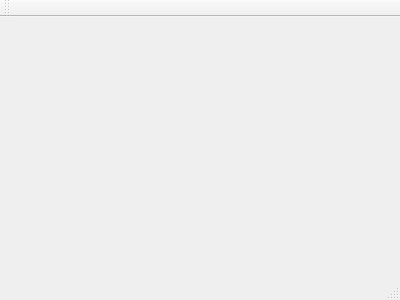
Old version of the form QtSLiM/QtSLiMWindow.ui in the repository MesserLab/SLiM.
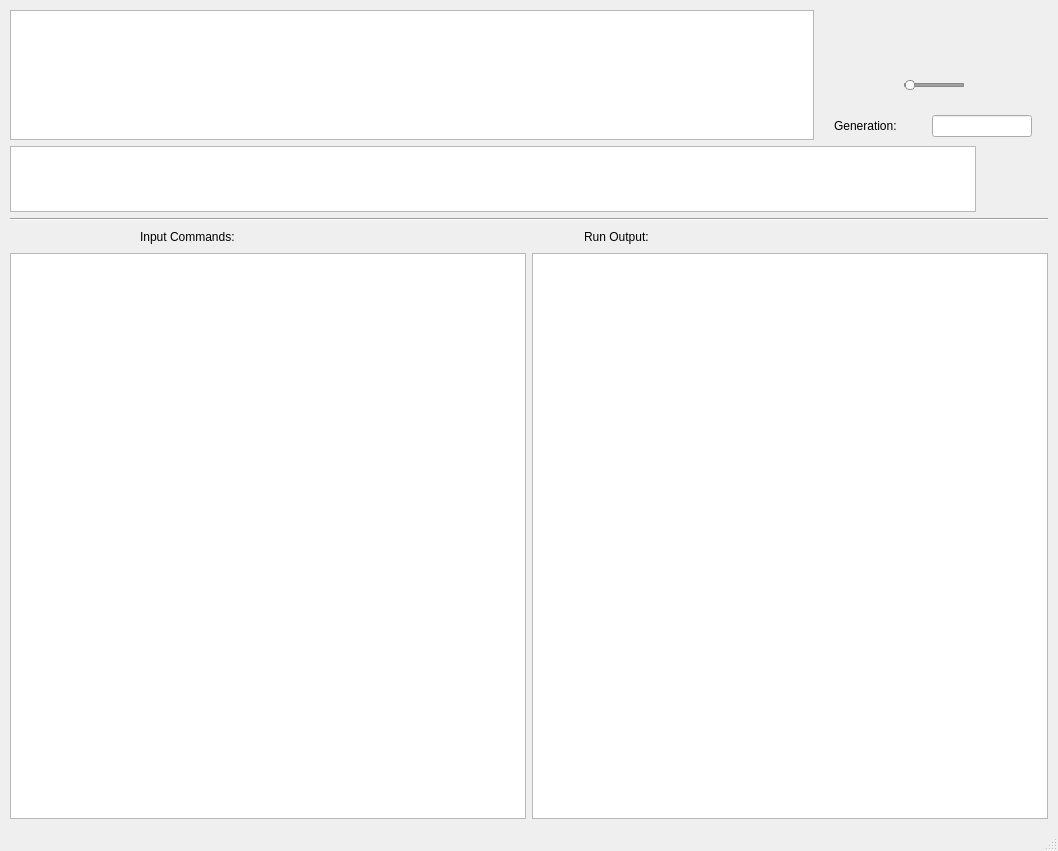
New version of the form. Icons and pictures are not drawn.

Patch:
```diff
--- a/QtSLiM/QtSLiMWindow.ui
+++ b/QtSLiM/QtSLiMWindow.ui
@@ -1,24 +1,741 @@
 <ui version="4.0">
  <class>QtSLiMWindow</class>
- <widget class="QMainWindow" name="QtSLiMWindow" >
-  <property name="geometry" >
+ <widget class="QMainWindow" name="QtSLiMWindow">
+  <property name="geometry">
    <rect>
     <x>0</x>
     <y>0</y>
-    <width>400</width>
-    <height>300</height>
+    <width>1058</width>
+    <height>851</height>
    </rect>
   </property>
   <property name="windowTitle" >
    <string>QtSLiMWindow</string>
   </property>
-  <widget class="QMenuBar" name="menuBar" />
-  <widget class="QToolBar" name="mainToolBar" />
-  <widget class="QWidget" name="centralWidget" />
-  <widget class="QStatusBar" name="statusBar" />
+  <widget class="QWidget" name="centralWidget">
+   <layout class="QVBoxLayout" name="verticalLayout">
+    <property name="leftMargin">
+     <number>10</number>
+    </property>
+    <property name="topMargin">
+     <number>10</number>
+    </property>
+    <property name="rightMargin">
+     <number>10</number>
+    </property>
+    <property name="bottomMargin">
+     <number>10</number>
+    </property>
+    <item>
+     <layout class="QHBoxLayout" name="horizontalLayout">
+      <item>
+       <widget class="QTableView" name="tableView">
+        <property name="maximumSize">
+         <size>
+          <width>16777215</width>
+          <height>130</height>
+         </size>
+        </property>
+       </widget>
+      </item>
+      <item>
+       <layout class="QVBoxLayout" name="verticalLayout_2">
+        <item>
+         <layout class="QHBoxLayout" name="horizontalLayout_3">
+          <property name="sizeConstraint">
+           <enum>QLayout::SetDefaultConstraint</enum>
+          </property>
+          <item>
+           <widget class="QPushButton" name="pushButton_3">
+            <property name="minimumSize">
+             <size>
+              <width>60</width>
+              <height>60</height>
+             </size>
+            </property>
+            <property name="maximumSize">
+             <size>
+              <width>60</width>
+              <height>60</height>
+             </size>
+            </property>
+            <property name="icon">
+             <iconset resource="buttons.qrc">
+              <normaloff>:/buttons/play_step.png</normaloff>:/buttons/play_step.png</iconset>
+            </property>
+            <property name="iconSize">
+             <size>
+              <width>60</width>
+              <height>60</height>
+             </size>
+            </property>
+            <property name="flat">
+             <bool>true</bool>
+            </property>
+           </widget>
+          </item>
+          <item>
+           <widget class="QPushButton" name="pushButton_2">
+            <property name="minimumSize">
+             <size>
+              <width>60</width>
+              <height>60</height>
+             </size>
+            </property>
+            <property name="maximumSize">
+             <size>
+              <width>60</width>
+              <height>60</height>
+             </size>
+            </property>
+            <property name="icon">
+             <iconset resource="buttons.qrc">
+              <normaloff>:/buttons/play.png</normaloff>:/buttons/play.png</iconset>
+            </property>
+            <property name="iconSize">
+             <size>
+              <width>60</width>
+              <height>60</height>
+             </size>
+            </property>
+            <property name="flat">
+             <bool>true</bool>
+            </property>
+           </widget>
+          </item>
+          <item>
+           <widget class="QPushButton" name="pushButton_4">
+            <property name="minimumSize">
+             <size>
+              <width>30</width>
+              <height>30</height>
+             </size>
+            </property>
+            <property name="maximumSize">
+             <size>
+              <width>30</width>
+              <height>30</height>
+             </size>
+            </property>
+            <property name="icon">
+             <iconset resource="buttons.qrc">
+              <normaloff>:/buttons/profile.png</normaloff>:/buttons/profile.png</iconset>
+            </property>
+            <property name="iconSize">
+             <size>
+              <width>30</width>
+              <height>30</height>
+             </size>
+            </property>
+            <property name="flat">
+             <bool>true</bool>
+            </property>
+           </widget>
+          </item>
+          <item>
+           <widget class="QPushButton" name="pushButton">
+            <property name="minimumSize">
+             <size>
+              <width>60</width>
+              <height>60</height>
+             </size>
+            </property>
+            <property name="maximumSize">
+             <size>
+              <width>60</width>
+              <height>60</height>
+             </size>
+            </property>
+            <property name="icon">
+             <iconset resource="buttons.qrc">
+              <normaloff>:/buttons/recycle.png</normaloff>:/buttons/recycle.png</iconset>
+            </property>
+            <property name="iconSize">
+             <size>
+              <width>60</width>
+              <height>60</height>
+             </size>
+            </property>
+            <property name="flat">
+             <bool>true</bool>
+            </property>
+           </widget>
+          </item>
+         </layout>
+        </item>
+        <item alignment="Qt::AlignHCenter">
+         <widget class="QSlider" name="horizontalSlider">
+          <property name="maximumSize">
+           <size>
+            <width>60</width>
+            <height>16777215</height>
+           </size>
+          </property>
+          <property name="styleSheet">
+           <string notr="true">QSlider::groove:horizontal {
+    border: 1px solid #888888;
+    border-radius: 1px;
+    height: 2px; /* the groove expands to the size of the slider by default. by giving it a height, it has a fixed size */
+    background: #a0a0a0;
+    margin: 2px 0;
+}
+
+QSlider::handle:horizontal {
+    background: #ffffff;
+    border: 1px solid #909090;
+    width: 8px;
+    margin: -4px 0;
+    border-radius: 4px;
+}
+</string>
+          </property>
+          <property name="orientation">
+           <enum>Qt::Horizontal</enum>
+          </property>
+          <property name="invertedAppearance">
+           <bool>false</bool>
+          </property>
+         </widget>
+        </item>
+        <item>
+         <spacer name="verticalSpacer_2">
+          <property name="orientation">
+           <enum>Qt::Vertical</enum>
+          </property>
+          <property name="sizeType">
+           <enum>QSizePolicy::Fixed</enum>
+          </property>
+          <property name="sizeHint" stdset="0">
+           <size>
+            <width>20</width>
+            <height>15</height>
+           </size>
+          </property>
+         </spacer>
+        </item>
+        <item>
+         <layout class="QHBoxLayout" name="horizontalLayout_4">
+          <property name="sizeConstraint">
+           <enum>QLayout::SetDefaultConstraint</enum>
+          </property>
+          <item>
+           <spacer name="horizontalSpacer">
+            <property name="orientation">
+             <enum>Qt::Horizontal</enum>
+            </property>
+            <property name="sizeType">
+             <enum>QSizePolicy::Fixed</enum>
+            </property>
+            <property name="sizeHint" stdset="0">
+             <size>
+              <width>2</width>
+              <height>10</height>
+             </size>
+            </property>
+           </spacer>
+          </item>
+          <item>
+           <widget class="QLabel" name="label">
+            <property name="sizePolicy">
+             <sizepolicy hsizetype="Fixed" vsizetype="Preferred">
+              <horstretch>0</horstretch>
+              <verstretch>0</verstretch>
+             </sizepolicy>
+            </property>
+            <property name="minimumSize">
+             <size>
+              <width>80</width>
+              <height>0</height>
+             </size>
+            </property>
+            <property name="maximumSize">
+             <size>
+              <width>80</width>
+              <height>16777215</height>
+             </size>
+            </property>
+            <property name="text">
+             <string>Generation:</string>
+            </property>
+           </widget>
+          </item>
+          <item>
+           <widget class="QLineEdit" name="lineEdit">
+            <property name="maximumSize">
+             <size>
+              <width>100</width>
+              <height>16777215</height>
+             </size>
+            </property>
+            <property name="alignment">
+             <set>Qt::AlignRight|Qt::AlignTrailing|Qt::AlignVCenter</set>
+            </property>
+           </widget>
+          </item>
+          <item>
+           <spacer name="horizontalSpacer_2">
+            <property name="orientation">
+             <enum>Qt::Horizontal</enum>
+            </property>
+            <property name="sizeType">
+             <enum>QSizePolicy::Fixed</enum>
+            </property>
+            <property name="sizeHint" stdset="0">
+             <size>
+              <width>2</width>
+              <height>10</height>
+             </size>
+            </property>
+           </spacer>
+          </item>
+         </layout>
+        </item>
+       </layout>
+      </item>
+     </layout>
+    </item>
+    <item>
+     <layout class="QHBoxLayout" name="horizontalLayout_7">
+      <item>
+       <widget class="QTableView" name="tableView_2">
+        <property name="sizePolicy">
+         <sizepolicy hsizetype="Expanding" vsizetype="Expanding">
+          <horstretch>0</horstretch>
+          <verstretch>0</verstretch>
+         </sizepolicy>
+        </property>
+        <property name="minimumSize">
+         <size>
+          <width>0</width>
+          <height>66</height>
+         </size>
+        </property>
+        <property name="maximumSize">
+         <size>
+          <width>16777215</width>
+          <height>66</height>
+         </size>
+        </property>
+       </widget>
+      </item>
+      <item>
+       <layout class="QGridLayout" name="gridLayout">
+        <item row="0" column="0">
+         <widget class="QPushButton" name="pushButton_14">
+          <property name="minimumSize">
+           <size>
+            <width>30</width>
+            <height>30</height>
+           </size>
+          </property>
+          <property name="maximumSize">
+           <size>
+            <width>30</width>
+            <height>30</height>
+           </size>
+          </property>
+          <property name="icon">
+           <iconset resource="buttons.qrc">
+            <normaloff>:/buttons/show_recombination.png</normaloff>:/buttons/show_recombination.png</iconset>
+          </property>
+          <property name="iconSize">
+           <size>
+            <width>30</width>
+            <height>30</height>
+           </size>
+          </property>
+          <property name="flat">
+           <bool>true</bool>
+          </property>
+         </widget>
+        </item>
+        <item row="0" column="2">
+         <widget class="QPushButton" name="pushButton_16">
+          <property name="minimumSize">
+           <size>
+            <width>30</width>
+            <height>30</height>
+           </size>
+          </property>
+          <property name="maximumSize">
+           <size>
+            <width>30</width>
+            <height>30</height>
+           </size>
+          </property>
+          <property name="icon">
+           <iconset resource="buttons.qrc">
+            <normaloff>:/buttons/show_genomicelements.png</normaloff>:/buttons/show_genomicelements.png</iconset>
+          </property>
+          <property name="iconSize">
+           <size>
+            <width>30</width>
+            <height>30</height>
+           </size>
+          </property>
+          <property name="flat">
+           <bool>true</bool>
+          </property>
+         </widget>
+        </item>
+        <item row="1" column="2">
+         <widget class="QPushButton" name="pushButton_15">
+          <property name="minimumSize">
+           <size>
+            <width>30</width>
+            <height>30</height>
+           </size>
+          </property>
+          <property name="maximumSize">
+           <size>
+            <width>30</width>
+            <height>30</height>
+           </size>
+          </property>
+          <property name="icon">
+           <iconset resource="buttons.qrc">
+            <normaloff>:/buttons/show_fixed.png</normaloff>:/buttons/show_fixed.png</iconset>
+          </property>
+          <property name="iconSize">
+           <size>
+            <width>30</width>
+            <height>30</height>
+           </size>
+          </property>
+          <property name="flat">
+           <bool>true</bool>
+          </property>
+         </widget>
+        </item>
+        <item row="1" column="0">
+         <widget class="QPushButton" name="pushButton_13">
+          <property name="minimumSize">
+           <size>
+            <width>30</width>
+            <height>30</height>
+           </size>
+          </property>
+          <property name="maximumSize">
+           <size>
+            <width>30</width>
+            <height>30</height>
+           </size>
+          </property>
+          <property name="icon">
+           <iconset resource="buttons.qrc">
+            <normaloff>:/buttons/show_mutations.png</normaloff>:/buttons/show_mutations.png</iconset>
+          </property>
+          <property name="iconSize">
+           <size>
+            <width>30</width>
+            <height>30</height>
+           </size>
+          </property>
+          <property name="flat">
+           <bool>true</bool>
+          </property>
+         </widget>
+        </item>
+       </layout>
+      </item>
+     </layout>
+    </item>
+    <item>
+     <widget class="Line" name="line">
+      <property name="orientation">
+       <enum>Qt::Horizontal</enum>
+      </property>
+     </widget>
+    </item>
+    <item>
+     <layout class="QHBoxLayout" name="horizontalLayout_2">
+      <item>
+       <layout class="QVBoxLayout" name="verticalLayout_4">
+        <item>
+         <layout class="QHBoxLayout" name="horizontalLayout_6">
+          <item>
+           <widget class="QPushButton" name="pushButton_5">
+            <property name="minimumSize">
+             <size>
+              <width>20</width>
+              <height>20</height>
+             </size>
+            </property>
+            <property name="maximumSize">
+             <size>
+              <width>20</width>
+              <height>20</height>
+             </size>
+            </property>
+            <property name="icon">
+             <iconset resource="buttons.qrc">
+              <normaloff>:/buttons/check.png</normaloff>:/buttons/check.png</iconset>
+            </property>
+            <property name="iconSize">
+             <size>
+              <width>20</width>
+              <height>20</height>
+             </size>
+            </property>
+            <property name="flat">
+             <bool>true</bool>
+            </property>
+           </widget>
+          </item>
+          <item>
+           <widget class="QPushButton" name="pushButton_6">
+            <property name="minimumSize">
+             <size>
+              <width>20</width>
+              <height>20</height>
+             </size>
+            </property>
+            <property name="maximumSize">
+             <size>
+              <width>20</width>
+              <height>20</height>
+             </size>
+            </property>
+            <property name="icon">
+             <iconset resource="buttons.qrc">
+              <normaloff>:/buttons/prettyprint.png</normaloff>:/buttons/prettyprint.png</iconset>
+            </property>
+            <property name="iconSize">
+             <size>
+              <width>20</width>
+              <height>20</height>
+             </size>
+            </property>
+            <property name="flat">
+             <bool>true</bool>
+            </property>
+           </widget>
+          </item>
+          <item>
+           <widget class="QPushButton" name="pushButton_7">
+            <property name="minimumSize">
+             <size>
+              <width>20</width>
+              <height>20</height>
+             </size>
+            </property>
+            <property name="maximumSize">
+             <size>
+              <width>20</width>
+              <height>20</height>
+             </size>
+            </property>
+            <property name="icon">
+             <iconset resource="buttons.qrc">
+              <normaloff>:/buttons/syntax_help.png</normaloff>:/buttons/syntax_help.png</iconset>
+            </property>
+            <property name="iconSize">
+             <size>
+              <width>20</width>
+              <height>20</height>
+             </size>
+            </property>
+            <property name="flat">
+             <bool>true</bool>
+            </property>
+           </widget>
+          </item>
+          <item>
+           <widget class="QPushButton" name="pushButton_8">
+            <property name="minimumSize">
+             <size>
+              <width>20</width>
+              <height>20</height>
+             </size>
+            </property>
+            <property name="maximumSize">
+             <size>
+              <width>20</width>
+              <height>20</height>
+             </size>
+            </property>
+            <property name="icon">
+             <iconset resource="buttons.qrc">
+              <normaloff>:/buttons/show_console.png</normaloff>:/buttons/show_console.png</iconset>
+            </property>
+            <property name="iconSize">
+             <size>
+              <width>20</width>
+              <height>20</height>
+             </size>
+            </property>
+            <property name="flat">
+             <bool>true</bool>
+            </property>
+           </widget>
+          </item>
+          <item>
+           <widget class="QPushButton" name="pushButton_9">
+            <property name="minimumSize">
+             <size>
+              <width>20</width>
+              <height>20</height>
+             </size>
+            </property>
+            <property name="maximumSize">
+             <size>
+              <width>20</width>
+              <height>20</height>
+             </size>
+            </property>
+            <property name="icon">
+             <iconset resource="buttons.qrc">
+              <normaloff>:/buttons/show_browser.png</normaloff>:/buttons/show_browser.png</iconset>
+            </property>
+            <property name="iconSize">
+             <size>
+              <width>20</width>
+              <height>20</height>
+             </size>
+            </property>
+            <property name="flat">
+             <bool>true</bool>
+            </property>
+           </widget>
+          </item>
+          <item>
+           <widget class="QLabel" name="label_3">
+            <property name="text">
+             <string>Input Commands:</string>
+            </property>
+           </widget>
+          </item>
+         </layout>
+        </item>
+        <item>
+         <widget class="QTextEdit" name="textEdit_2"/>
+        </item>
+       </layout>
+      </item>
+      <item>
+       <layout class="QVBoxLayout" name="verticalLayout_3">
+        <item>
+         <layout class="QHBoxLayout" name="horizontalLayout_5">
+          <item>
+           <widget class="QPushButton" name="pushButton_10">
+            <property name="minimumSize">
+             <size>
+              <width>20</width>
+              <height>20</height>
+             </size>
+            </property>
+            <property name="maximumSize">
+             <size>
+              <width>20</width>
+              <height>20</height>
+             </size>
+            </property>
+            <property name="icon">
+             <iconset resource="buttons.qrc">
+              <normaloff>:/buttons/delete.png</normaloff>:/buttons/delete.png</iconset>
+            </property>
+            <property name="iconSize">
+             <size>
+              <width>20</width>
+              <height>20</height>
+             </size>
+            </property>
+            <property name="flat">
+             <bool>true</bool>
+            </property>
+           </widget>
+          </item>
+          <item>
+           <widget class="QPushButton" name="pushButton_11">
+            <property name="minimumSize">
+             <size>
+              <width>20</width>
+              <height>20</height>
+             </size>
+            </property>
+            <property name="maximumSize">
+             <size>
+              <width>20</width>
+              <height>20</height>
+             </size>
+            </property>
+            <property name="icon">
+             <iconset resource="buttons.qrc">
+              <normaloff>:/buttons/dump_output.png</normaloff>:/buttons/dump_output.png</iconset>
+            </property>
+            <property name="iconSize">
+             <size>
+              <width>20</width>
+              <height>20</height>
+             </size>
+            </property>
+            <property name="flat">
+             <bool>true</bool>
+            </property>
+           </widget>
+          </item>
+          <item>
+           <widget class="QLabel" name="label_2">
+            <property name="text">
+             <string>Run Output:</string>
+            </property>
+           </widget>
+          </item>
+          <item>
+           <widget class="QPushButton" name="pushButton_12">
+            <property name="minimumSize">
+             <size>
+              <width>20</width>
+              <height>20</height>
+             </size>
+            </property>
+            <property name="maximumSize">
+             <size>
+              <width>20</width>
+              <height>20</height>
+             </size>
+            </property>
+            <property name="icon">
+             <iconset resource="buttons.qrc">
+              <normaloff>:/buttons/change_folder.png</normaloff>:/buttons/change_folder.png</iconset>
+            </property>
+            <property name="iconSize">
+             <size>
+              <width>20</width>
+              <height>20</height>
+             </size>
+            </property>
+            <property name="flat">
+             <bool>true</bool>
+            </property>
+           </widget>
+          </item>
+         </layout>
+        </item>
+        <item>
+         <widget class="QTextEdit" name="textEdit"/>
+        </item>
+       </layout>
+      </item>
+     </layout>
+    </item>
+   </layout>
+  </widget>
+  <widget class="QMenuBar" name="menuBar">
+   <property name="geometry">
+    <rect>
+     <x>0</x>
+     <y>0</y>
+     <width>1058</width>
+     <height>22</height>
+    </rect>
+   </property>
+  </widget>
+  <widget class="QStatusBar" name="statusBar"/>
  </widget>
- <layoutDefault spacing="6" margin="11" />
- <pixmapfunction></pixmapfunction>
- <resources/>
+ <layoutdefault spacing="6" margin="11"/>
+ <resources>
+  <include location="buttons.qrc"/>
+ </resources>
  <connections/>
 </ui>
```
Left out of the diff: 5 changed lines with no effect on the pictures.
